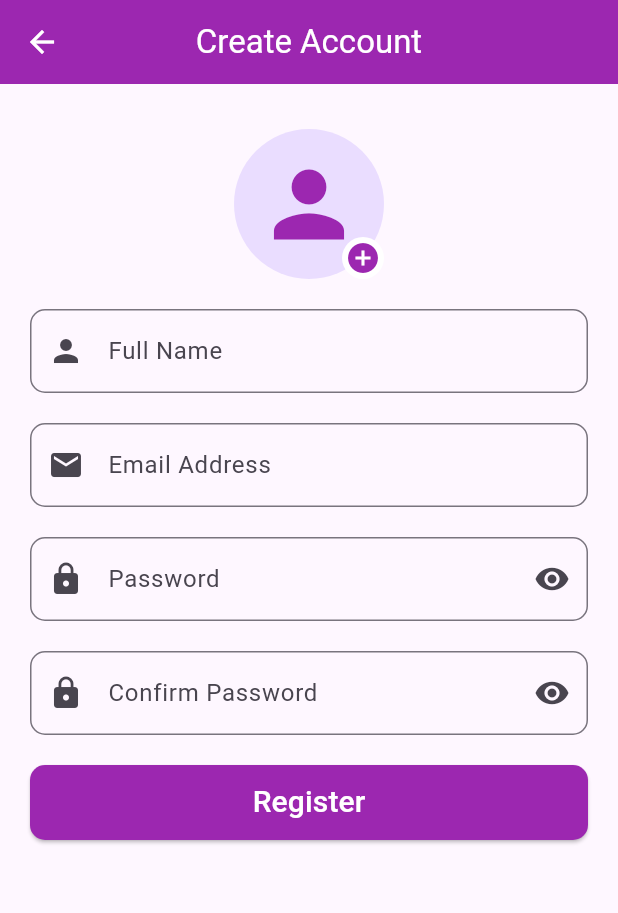
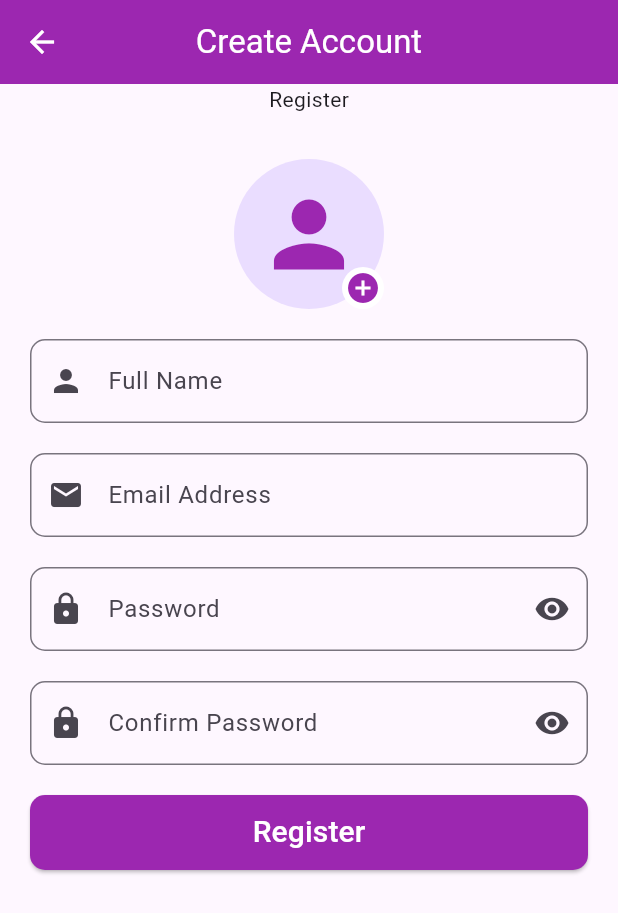
Before and after one commit to KhushbooCoder/team_project_app, a Flutter app: the RegisterScreen screen opened directly, on a phone screen of 412 x 824 dp. Shown: the top 913 px of the screen. Run offline on Flutter 3.47's test engine with Material 3 defaults, Android fonts, the phone set to English and light mode, and no system bars.

Commit message:
i worked on register screen

```diff
--- a/lib/register_screen.dart
+++ b/lib/register_screen.dart
@@ -51,6 +51,8 @@ class _RegisterScreenState extends State<RegisterScreen> {
             child: Center(
               child: Column(
                 children: [
+
+                  Text("Register"),
                   SizedBox(height: 30),
                   Stack(
                     children: [
```
